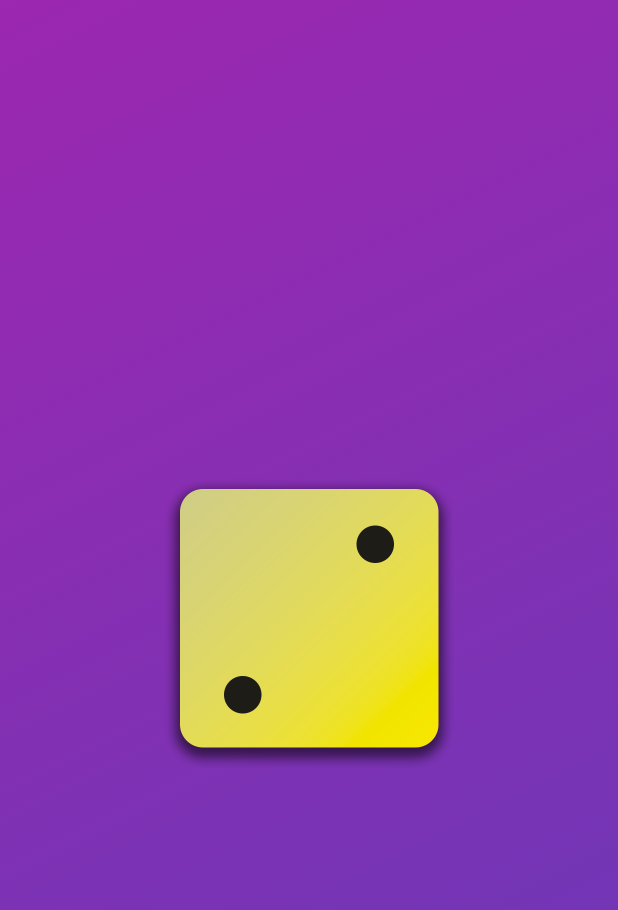
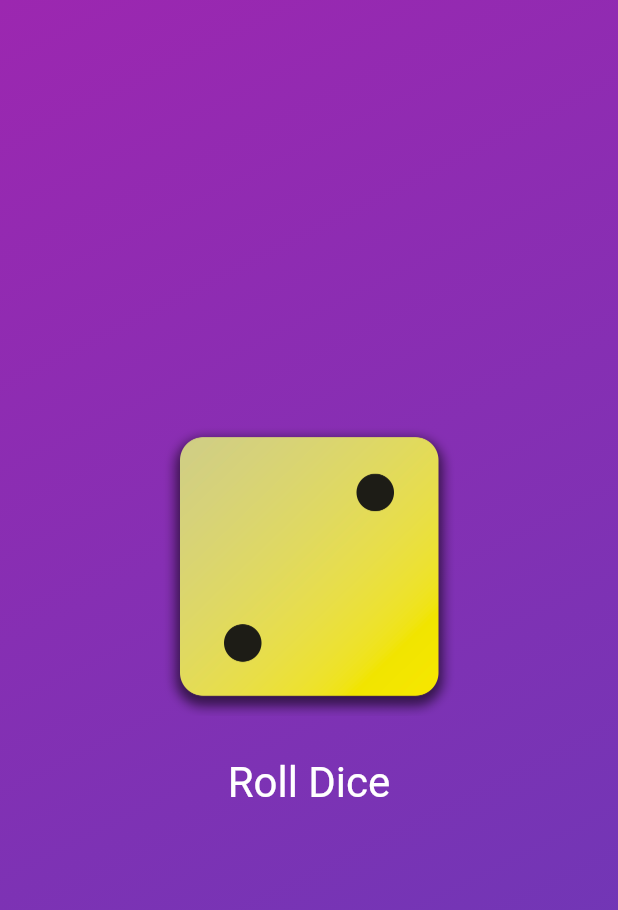
Before and after one commit to EthanDev/LearningFlutter2024, a Flutter app: the screen it shows after launch, on a phone screen of 412 x 824 dp. Shown: the top 910 px of the screen. Run offline on Flutter 3.47's test engine with Material 3 defaults, Android fonts, the phone set to English and light mode, and no system bars.

Commit message:
adding buttons to the screen

```diff
--- a/first_app/lib/gradient_container.dart
+++ b/first_app/lib/gradient_container.dart
@@ -17,6 +17,11 @@ class GradientContainer extends StatelessWidget {
       : fromColor = Colors.purple,
         toColor = Colors.deepPurple;
 
+  // onPressedMethod - function that is called when the button is pressed
+  void onPressedMethod() {
+    print('Button Pressed');
+  }
+
   final Color fromColor;
   final Color toColor;
 
@@ -26,17 +31,33 @@ class GradientContainer extends StatelessWidget {
     return Container(
       decoration: BoxDecoration(
         gradient: LinearGradient(
-          colors: [
-            fromColor,
-            toColor
-          ],
+          colors: [fromColor, toColor],
           begin: startAlignment,
           end: endAlignment,
         ),
       ),
       child: Center(
-        child: Image.asset('assets/images/dice-2.png', width: 200.0, height: 200.0)
-      ),
+          child: Column(
+            mainAxisSize: MainAxisSize.min,
+            children: [
+              Image.asset('assets/images/dice-2.png',
+                  width: 200.0,
+                  height: 200.0
+              ), // Image.asset - loads an image from the assets folder
+              const SizedBox(height: 20), // SizedBox - creates a box with a specific size, any content that does not fit will be clipped
+              TextButton(
+                onPressed: onPressedMethod,
+                style: TextButton.styleFrom(
+                  //padding: const EdgeInsets.only(
+                  //    top: 20
+                  // ),
+                  foregroundColor: Colors.white,
+                  textStyle: const TextStyle(fontSize: 28)
+                ), // TextButton.styleFrom - allows you to change the style of the button
+                child: const Text('Roll Dice')
+            )
+        ],
+      )),
     );
   }
 }
```
